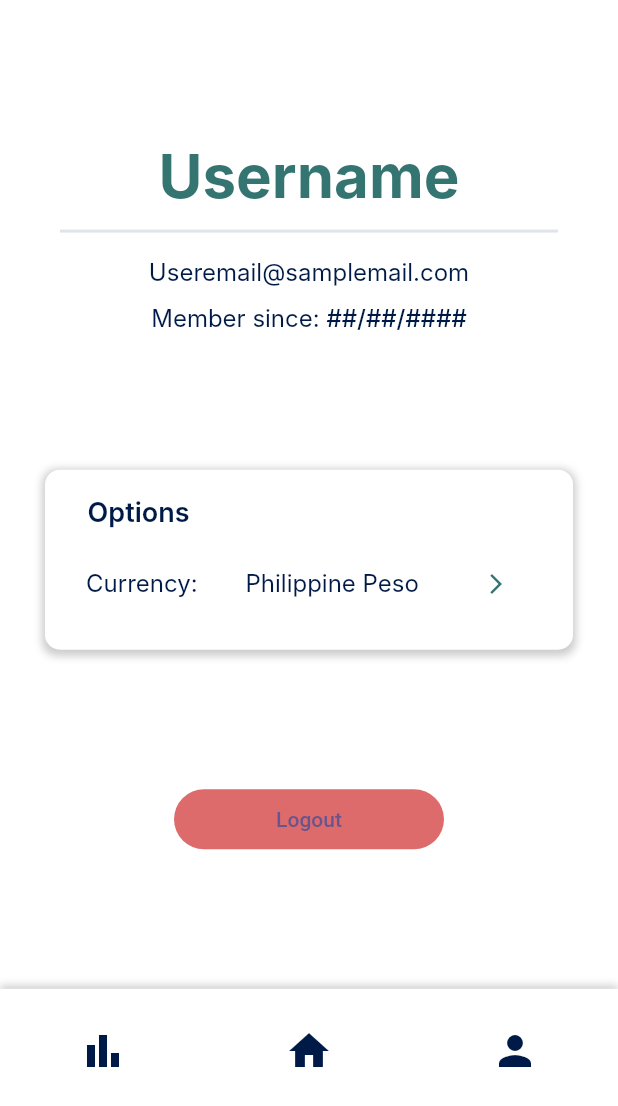
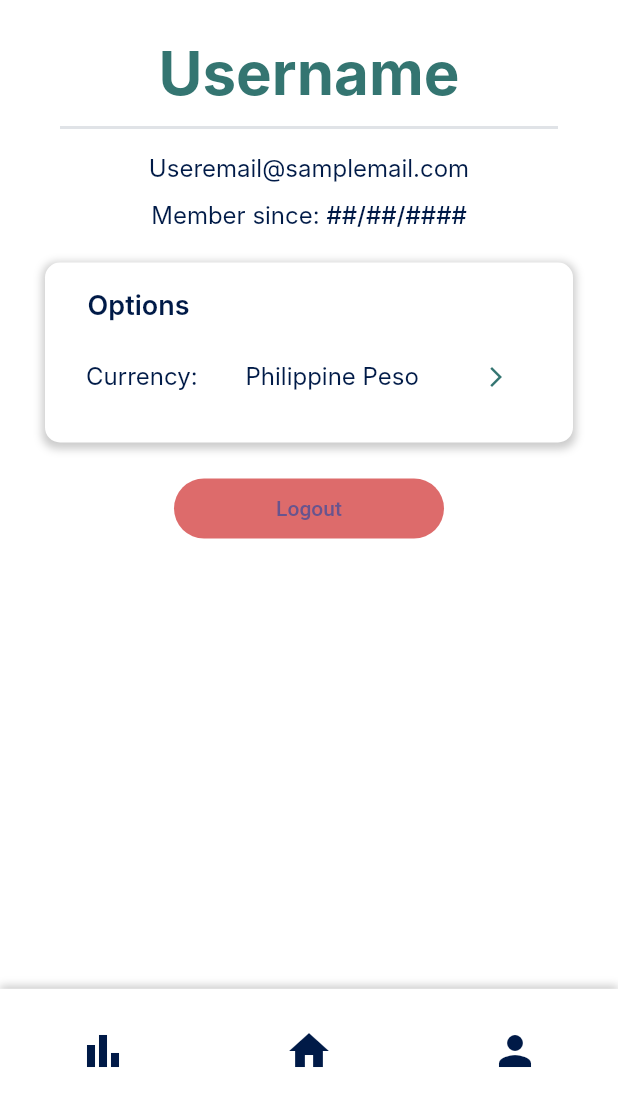
Before and after one commit to ciit-cs319-group4/cs319_foutput_reseebo, a Flutter app: the UserPageWidget screen opened directly, on a phone screen of 412 x 824 dp. Shown: the top 1106 px of the screen. Run offline on Flutter 3.47's test engine with Material 3 defaults, Android fonts, the phone set to English and light mode, and no system bars; our stand-ins replace font_awesome_flutter; Roboto replaces fonts that are missing (Inter, Inter Tight).

Commit message:
user page bottom overflow fix

```diff
--- a/lib/user_page.dart
+++ b/lib/user_page.dart
@@ -43,8 +43,6 @@ class _UserPageWidgetState extends State<UserPageWidget> {
             mainAxisSize: MainAxisSize.max,
             children: [
               Container(
-                width: 100,
-                height: 100,
                 constraints: BoxConstraints(
                   minWidth: MediaQuery.sizeOf(context).width,
                   minHeight: MediaQuery.sizeOf(context).height * 0.8,
@@ -52,10 +50,11 @@ class _UserPageWidgetState extends State<UserPageWidget> {
                 decoration: BoxDecoration(
                   color: Colors.white,
                 ),
+                child: SingleChildScrollView(
                   child: Column(
-                  mainAxisSize: MainAxisSize.max,
+                    mainAxisSize: MainAxisSize.min,
                     children: [
-                    Spacer(),
+                      SizedBox(height: 20), // Add space above the content
                       Align(
                         alignment: AlignmentDirectional(0, 0),
                         child: Text(
@@ -95,10 +94,7 @@ class _UserPageWidgetState extends State<UserPageWidget> {
                           children: [
                             Text(
                               'Member since: ',
-                            style: Theme.of(context)
-                                .textTheme
-                                .bodyMedium
-                                ?.copyWith(
+                              style: Theme.of(context).textTheme.bodyMedium?.copyWith(
                                     fontFamily: 'Inter',
                                     color: Color(0xFF001A47),
                                     fontSize: 16,
@@ -107,10 +103,7 @@ class _UserPageWidgetState extends State<UserPageWidget> {
                             ),
                             Text(
                               '##/##/####',
-                            style: Theme.of(context)
-                                .textTheme
-                                .bodyMedium
-                                ?.copyWith(
+                              style: Theme.of(context).textTheme.bodyMedium?.copyWith(
                                     fontFamily: 'Inter',
                                     color: Color(0xFF001A47),
                                     fontSize: 16,
@@ -121,7 +114,7 @@ class _UserPageWidgetState extends State<UserPageWidget> {
                           ],
                         ),
                       ),
-                    Spacer(),
+                      SizedBox(height: 20), // Add space between the content and the container
                       Container(
                         width: 352,
                         height: 120,
@@ -131,10 +124,7 @@ class _UserPageWidgetState extends State<UserPageWidget> {
                             BoxShadow(
                               blurRadius: 4,
                               color: Color(0x33000000),
-                            offset: Offset(
-                              0,
-                              2,
-                            ),
+                              offset: Offset(0, 2),
                               spreadRadius: 2,
                             )
                           ],
@@ -147,14 +137,10 @@ class _UserPageWidgetState extends State<UserPageWidget> {
                             Align(
                               alignment: AlignmentDirectional(-0.8, -1),
                               child: Padding(
-                              padding:
-                                  EdgeInsetsDirectional.fromSTEB(0, 16, 0, 0),
+                                padding: EdgeInsetsDirectional.fromSTEB(0, 16, 0, 0),
                                 child: Text(
                                   'Options',
-                                style: Theme.of(context)
-                                    .textTheme
-                                    .bodyMedium
-                                    ?.copyWith(
+                                  style: Theme.of(context).textTheme.bodyMedium?.copyWith(
                                         fontFamily: 'Inter',
                                         color: Color(0xFF001A47),
                                         fontSize: 18,
@@ -165,40 +151,27 @@ class _UserPageWidgetState extends State<UserPageWidget> {
                               ),
                             ),
                             Padding(
-                            padding:
-                                EdgeInsetsDirectional.fromSTEB(0, 10, 0, 4),
+                              padding: EdgeInsetsDirectional.fromSTEB(0, 10, 0, 4),
                               child: Row(
                                 mainAxisSize: MainAxisSize.max,
                                 mainAxisAlignment: MainAxisAlignment.spaceEvenly,
                                 children: [
-                                Align(
-                                  alignment: AlignmentDirectional(-1, 0),
-                                  child: Text(
+                                  Text(
                                     'Currency: ',
-                                    style: Theme.of(context)
-                                        .textTheme
-                                        .bodyMedium
-                                        ?.copyWith(
+                                    style: Theme.of(context).textTheme.bodyMedium?.copyWith(
                                           fontFamily: 'Inter',
                                           color: Color(0xFF001A47),
                                           fontSize: 16,
                                           letterSpacing: 0.0,
                                         ),
                                   ),
-                                ),
-                                Align(
-                                  alignment: AlignmentDirectional(0, 0),
-                                  child: Text(
+                                  Text(
                                     'Philippine Peso',
-                                    style: Theme.of(context)
-                                        .textTheme
-                                        .bodyMedium
-                                        ?.copyWith(
+                                    style: Theme.of(context).textTheme.bodyMedium?.copyWith(
                                           fontFamily: 'Inter',
                                           color: Color(0xFF001A47),
                                           fontSize: 16,
                                           letterSpacing: 0.0,
-                                        ),
                                         ),
                                   ),
                                   IconButton(
@@ -217,7 +190,7 @@ class _UserPageWidgetState extends State<UserPageWidget> {
                           ],
                         ),
                       ),
-                    Spacer(),
+                      SizedBox(height: 20), // Add space between the container and the button
                       ElevatedButton(
                         onPressed: () {
                           print('Button pressed ...');
@@ -226,8 +199,7 @@ class _UserPageWidgetState extends State<UserPageWidget> {
                           minimumSize: Size(180, 40),
                           padding: EdgeInsetsDirectional.fromSTEB(16, 0, 16, 0),
                           backgroundColor: Color(0xFFDD6B6B),
-                        textStyle:
-                            Theme.of(context).textTheme.titleSmall?.copyWith(
+                          textStyle: Theme.of(context).textTheme.titleSmall?.copyWith(
                                 fontFamily: 'Inter Tight',
                                 color: Colors.white,
                                 letterSpacing: 0.0,
@@ -239,11 +211,13 @@ class _UserPageWidgetState extends State<UserPageWidget> {
                         ),
                         child: Text('Logout'),
                       ),
-                    Spacer(),
+                      SizedBox(height: 20), // Add space below the button
                     ],
                   ),
                 ),
-              Align(
+              ),
+              SafeArea(
+                child: Align(
                   alignment: AlignmentDirectional(0, 0),
                   child: Container(
                     width: 524,
@@ -293,6 +267,7 @@ class _UserPageWidgetState extends State<UserPageWidget> {
                     ),
                   ),
                 ),
+              ),
               ],
           ),
         ),
```
Lines whose indentation alone changed are shown as unchanged.
